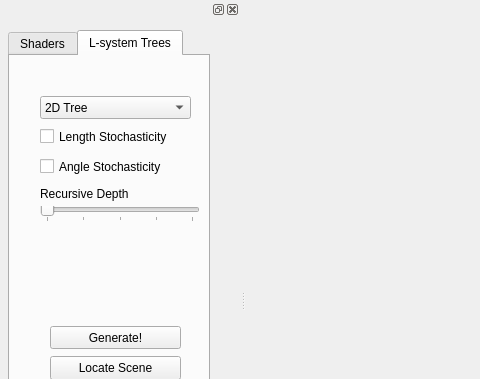
The window that ui/mainwindow.ui (herewegoblueno/beagle) describes before a commit, drawn with Qt 5; both pictures show x 0 to 480 and y 0 to 379 of the 800 by 600 pixel window.
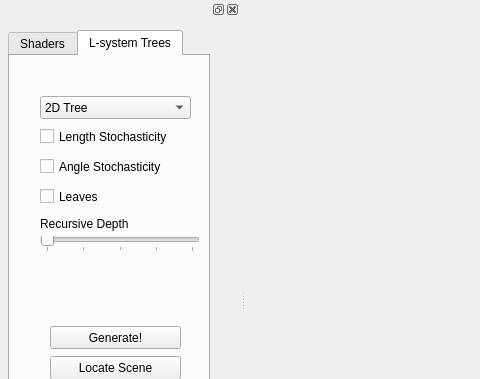
The same window after the commit.

Commit message: started leaves

Patch:
```diff
--- a/ui/mainwindow.ui
+++ b/ui/mainwindow.ui
@@ -218,7 +218,7 @@
           <property name="geometry">
            <rect>
             <x>30</x>
-            <y>150</y>
+            <y>180</y>
             <width>160</width>
             <height>16</height>
            </rect>
@@ -246,7 +246,7 @@
           <property name="geometry">
            <rect>
             <x>30</x>
-            <y>130</y>
+            <y>160</y>
             <width>131</width>
             <height>16</height>
            </rect>
@@ -255,6 +255,19 @@
            <string>Recursive Depth</string>
           </property>
          </widget>
+         <widget class="QCheckBox" name="leaves">
+          <property name="geometry">
+           <rect>
+            <x>30</x>
+            <y>130</y>
+            <width>85</width>
+            <height>21</height>
+           </rect>
+          </property>
+          <property name="text">
+           <string>Leaves</string>
+          </property>
+         </widget>
         </widget>
        </widget>
       </item>
```
The commit also changes 7 other files.
